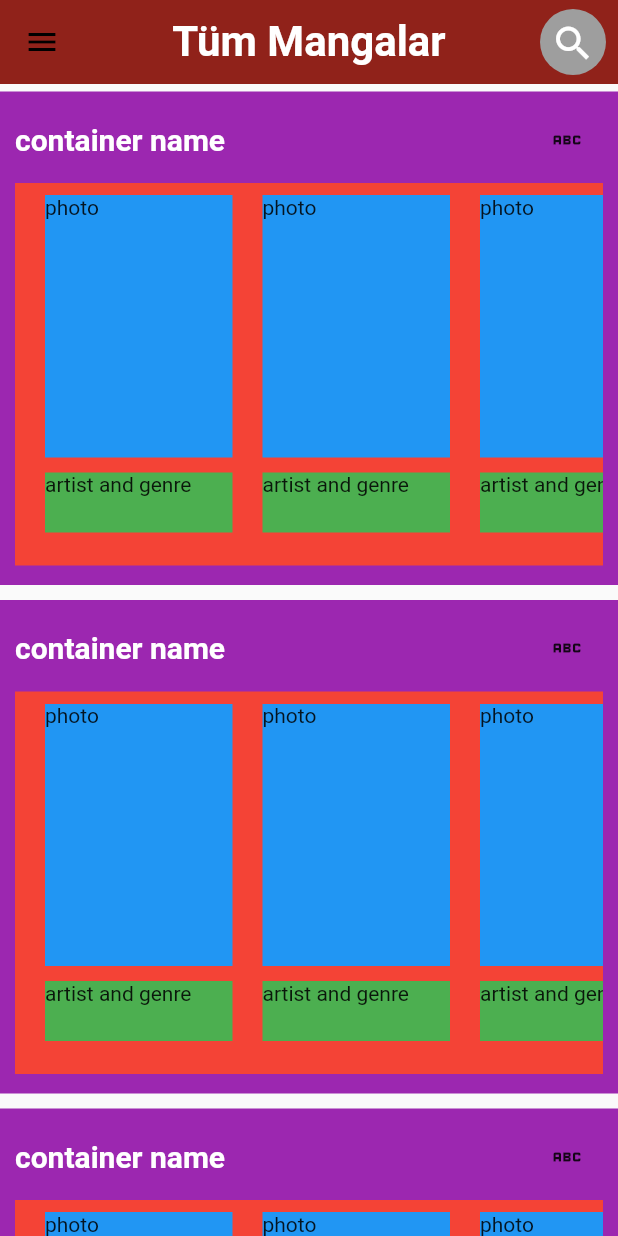
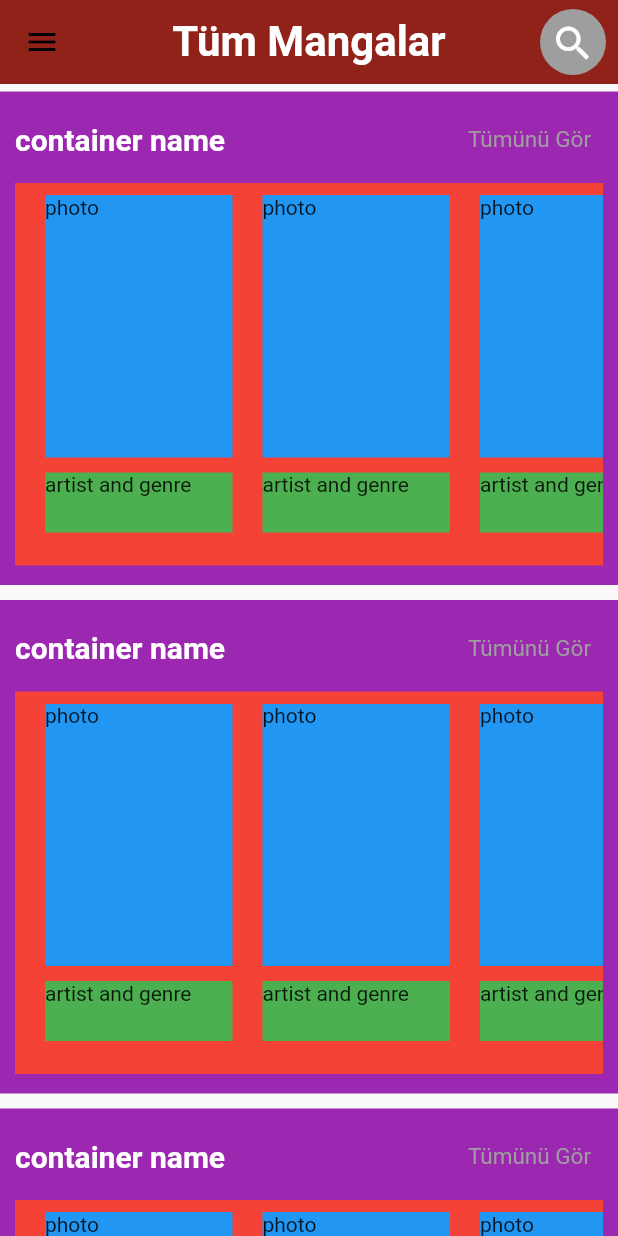
Before and after one commit to ahmetbilalturan/mobile_app, a Flutter app: the screen it shows after launch, in the side drawer, after a tap on "Tüm Mangalar", on a phone screen of 412 x 824 dp. Run offline on Flutter 3.47's test engine with Material 2 defaults, Android fonts, the phone set to English and light mode, and no system bars.

```diff
--- a/lib/widget/navigation_drawer_widget.dart
+++ b/lib/widget/navigation_drawer_widget.dart
@@ -32,7 +32,7 @@ class NavigationDrawerWidget extends StatelessWidget {
           const SizedBox(height: 8),
           buildMenuItem(
               text: 'Tüm Mangalar',
-              icon: Icons.book,
+              icon: Icons.book_sharp,
               onClicked: () => selectedItem(context, 3)),
           buildMenuItem(
               text: 'Haftalık En İyiler',
--- a/lib/widget/scrolling_body.dart
+++ b/lib/widget/scrolling_body.dart
@@ -32,10 +32,14 @@ class ScrollingBody extends StatelessWidget {
                           ),
                         ),
                       ),
-                      IconButton(
+                      TextButton(
+                        style: TextButton.styleFrom(
+                          textStyle: const TextStyle(fontSize: 15),
+                        ),
                         onPressed: () => print("basıldı"),
-                        icon: const Icon(Icons.abc),
-                      )
+                        child: const Text('Tümünü Gör'),
+                      ),
+                      const SizedBox(height: 30)
                     ],
                   ),
                   Container(
```
